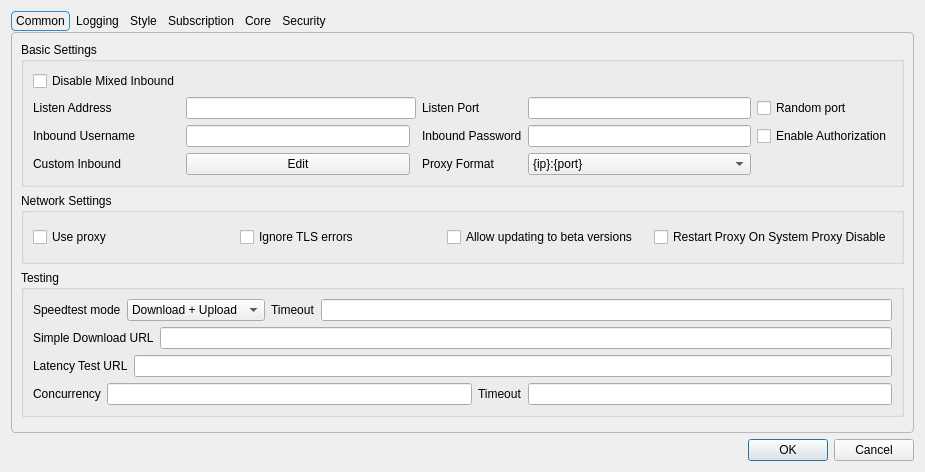
First picture: the form in include/ui/setting/dialog_basic_settings.ui, repository shengmo0210/Throne, before the edit.
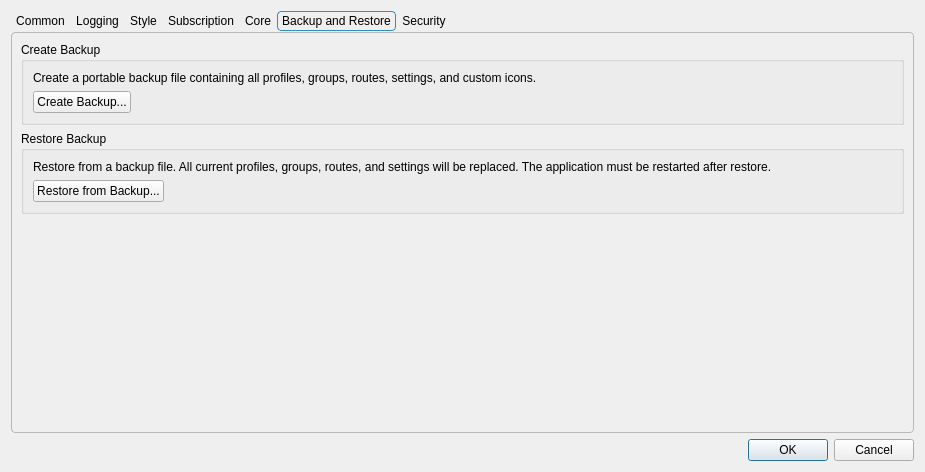
Second picture: the form after the edit. The open tabs and pages were chosen to show the change. Custom widgets are drawn as their Qt base class.

Commit message: add backup and restore capability

The edit to the form file:
```diff
--- a/include/ui/setting/dialog_basic_settings.ui
+++ b/include/ui/setting/dialog_basic_settings.ui
@@ -1136,6 +1136,112 @@
        </item>
       </layout>
      </widget>
+     <widget class="QWidget" name="tab_backup">
+      <attribute name="title">
+       <string>Backup and Restore</string>
+      </attribute>
+      <layout class="QVBoxLayout" name="verticalLayout_backup">
+       <item>
+        <widget class="QGroupBox" name="groupBox_backup_create">
+         <property name="title">
+          <string>Create Backup</string>
+         </property>
+         <layout class="QVBoxLayout" name="verticalLayout_backup_create">
+          <item>
+           <widget class="QLabel" name="label_backup_desc">
+            <property name="text">
+             <string>Create a portable backup file containing all profiles, groups, routes, settings, and custom icons.</string>
+            </property>
+            <property name="wordWrap">
+             <bool>true</bool>
+            </property>
+           </widget>
+          </item>
+          <item>
+           <layout class="QHBoxLayout" name="horizontalLayout_backup_btn">
+            <item>
+             <widget class="QPushButton" name="backup_create">
+              <property name="text">
+               <string>Create Backup...</string>
+              </property>
+             </widget>
+            </item>
+            <item>
+             <spacer name="horizontalSpacer_backup">
+              <property name="orientation">
+               <enum>Qt::Orientation::Horizontal</enum>
+              </property>
+              <property name="sizeHint" stdset="0">
+               <size>
+                <width>40</width>
+                <height>20</height>
+               </size>
+              </property>
+             </spacer>
+            </item>
+           </layout>
+          </item>
+         </layout>
+        </widget>
+       </item>
+       <item>
+        <widget class="QGroupBox" name="groupBox_backup_restore">
+         <property name="title">
+          <string>Restore Backup</string>
+         </property>
+         <layout class="QVBoxLayout" name="verticalLayout_backup_restore">
+          <item>
+           <widget class="QLabel" name="label_restore_desc">
+            <property name="text">
+             <string>Restore from a backup file. All current profiles, groups, routes, and settings will be replaced. The application must be restarted after restore.</string>
+            </property>
+            <property name="wordWrap">
+             <bool>true</bool>
+            </property>
+           </widget>
+          </item>
+          <item>
+           <layout class="QHBoxLayout" name="horizontalLayout_restore_btn">
+            <item>
+             <widget class="QPushButton" name="backup_restore">
+              <property name="text">
+               <string>Restore from Backup...</string>
+              </property>
+             </widget>
+            </item>
+            <item>
+             <spacer name="horizontalSpacer_restore">
+              <property name="orientation">
+               <enum>Qt::Orientation::Horizontal</enum>
+              </property>
+              <property name="sizeHint" stdset="0">
+               <size>
+                <width>40</width>
+                <height>20</height>
+               </size>
+              </property>
+             </spacer>
+            </item>
+           </layout>
+          </item>
+         </layout>
+        </widget>
+       </item>
+       <item>
+        <spacer name="verticalSpacer_backup">
+         <property name="orientation">
+          <enum>Qt::Orientation::Vertical</enum>
+         </property>
+         <property name="sizeHint" stdset="0">
+          <size>
+           <width>20</width>
+           <height>40</height>
+          </size>
+         </property>
+        </spacer>
+       </item>
+      </layout>
+     </widget>
      <widget class="QWidget" name="tab_5">
       <attribute name="title">
        <string>Security</string>
```
The commit also changes 4 other files.
